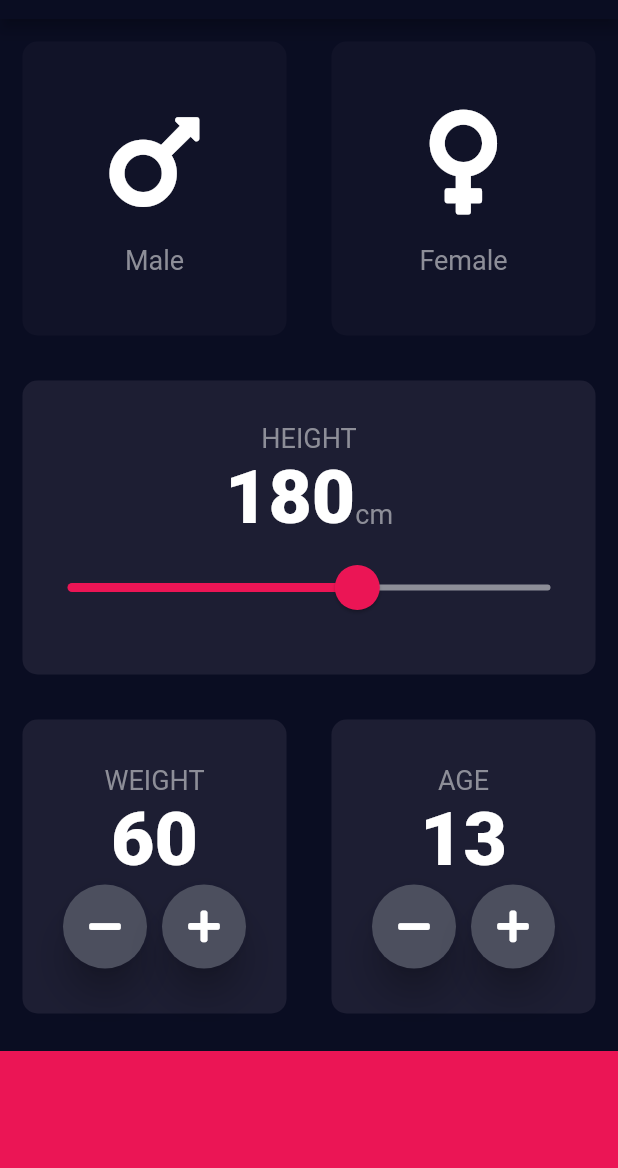
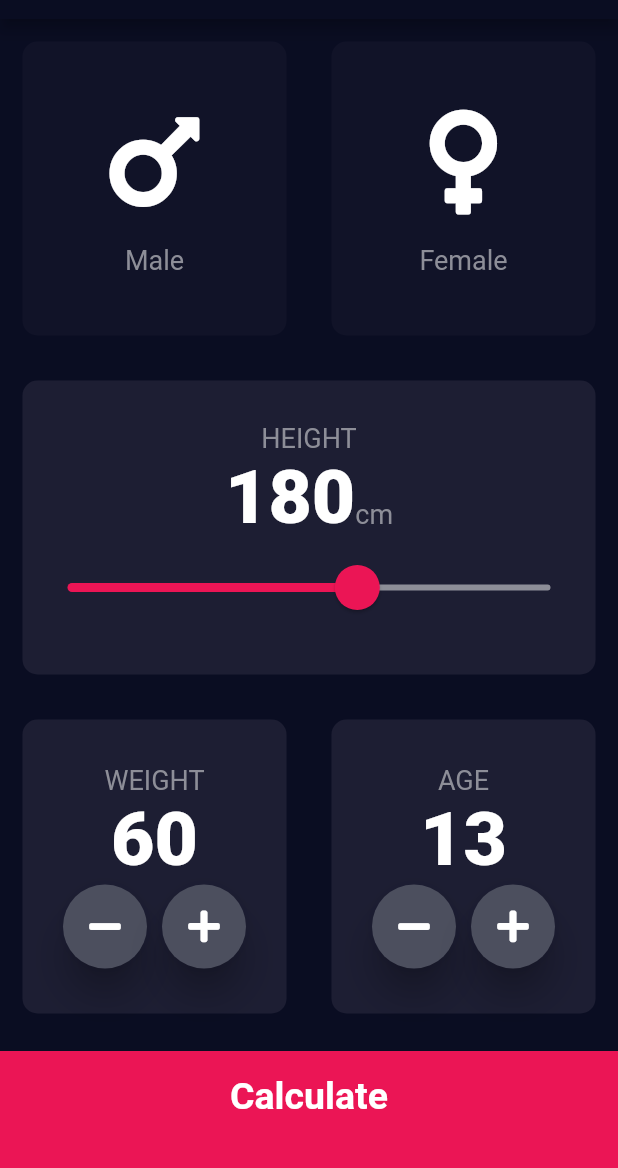
Before and after one commit to aravind-reghunadh/Bmi-calculator, a Flutter app: the screen it shows after launch, on a phone screen of 412 x 824 dp, the part 65-1233 px from its top. Run offline on Flutter 3.47's test engine with Material 2 defaults, Android fonts, the phone set to English and light mode, and no system bars; our stand-ins replace font_awesome_flutter.

Commit message:
added final page complted project

```diff
--- /dev/null
+++ b/lib/bottom_button.dart
@@ -0,0 +1,27 @@
+import 'package:flutter/material.dart';
+import 'constants.dart';
+
+class BottomButton extends StatelessWidget {
+  BottomButton({@required this.onTap, @required this.buttonTittle});
+  final Function onTap;
+  final String buttonTittle;
+  @override
+  Widget build(BuildContext context) {
+    return GestureDetector(
+      onTap: onTap,
+      child: Container(
+        child: Center(
+          child: Text(
+            buttonTittle,
+            style: kBottomButtonText,
+          ),
+        ),
+        color: kBottomContainerColour,
+        width: double.infinity,
+        margin: EdgeInsets.only(top: 10.0),
+        padding: EdgeInsets.only(bottom: 20.0),
+        height: kBottomContainerHeight,
+      ),
+    );
+  }
+}
--- a/lib/input_page.dart
+++ b/lib/input_page.dart
@@ -1,9 +1,12 @@
+import 'package:bmi_calculator/bmi_brain.dart';
 import 'package:flutter/material.dart';
 import 'package:font_awesome_flutter/font_awesome_flutter.dart';
 import 'reusable_card.dart';
 import 'icon_content.dart';
 import 'constants.dart';
 import 'result_page.dart';
+import 'bottom_button.dart';
+import 'round_icon_button.dart';
 
 enum Gender { male, female }
 
@@ -91,14 +94,14 @@ class _InputPageState extends State<InputPage> {
                   ),
                   SliderTheme(
                     data: SliderTheme.of(context).copyWith(
+                      inactiveTrackColor: Color(0xFF8D8E98),
                       activeTrackColor: Colors.white,
-                      inactiveTrackColor: Color(0xff8d8e98),
-                      thumbColor: Color(0xffeb1555),
-                      overlayColor: Color(0x26eb1555),
+                      thumbColor: Color(0xFFEB1555),
+                      overlayColor: Color(0x29EB1555),
                       thumbShape:
                           RoundSliderThumbShape(enabledThumbRadius: 15.0),
                       overlayShape:
-                          RoundSliderThumbShape(enabledThumbRadius: 30.0),
+                          RoundSliderOverlayShape(overlayRadius: 30.0),
                     ),
                     child: Slider(
                       value: height.toDouble(),
@@ -207,41 +210,22 @@ class _InputPageState extends State<InputPage> {
               ],
             ),
           ),
-          GestureDetector(
+          BottomButton(
             onTap: () {
+              CalculatorBrain cal =
+                  CalculatorBrain(height: height, weight: weight);
               Navigator.push(context, MaterialPageRoute(builder: (context) {
-                return ResultsPage();
+                return ResultsPage(
+                  resultNo: cal.calculateBmi(),
+                  resultText: cal.getText(),
+                  resultTip: cal.getTip(),
+                );
               }));
             },
-            child: Container(
-              color: kBottomContainerColour,
-              width: double.infinity,
-              margin: EdgeInsets.only(top: 10.0),
-              height: kBottomContainerHeight,
-            ),
+            buttonTittle: 'Calculate',
           ),
         ],
       ),
     );
   }
 }
-
-class RoundIconButton extends StatelessWidget {
-  RoundIconButton({this.icon, this.onPressed});
-  final IconData icon;
-  final Function onPressed;
-  @override
-  Widget build(BuildContext context) {
-    return RawMaterialButton(
-      onPressed: onPressed,
-      child: Icon(icon),
-      elevation: 10.0,
-      constraints: BoxConstraints.tightFor(
-        width: 56.0,
-        height: 56.0,
-      ),
-      shape: CircleBorder(),
-      fillColor: Color(0xff4c4f5e),
-    );
-  }
-}
--- /dev/null
+++ b/lib/round_icon_button.dart
@@ -0,0 +1,21 @@
+import 'package:flutter/material.dart';
+
+class RoundIconButton extends StatelessWidget {
+  RoundIconButton({this.icon, this.onPressed});
+  final IconData icon;
+  final Function onPressed;
+  @override
+  Widget build(BuildContext context) {
+    return RawMaterialButton(
+      onPressed: onPressed,
+      child: Icon(icon),
+      elevation: 10.0,
+      constraints: BoxConstraints.tightFor(
+        width: 56.0,
+        height: 56.0,
+      ),
+      shape: CircleBorder(),
+      fillColor: Color(0xff4c4f5e),
+    );
+  }
+}
```
Also changed, not shown: lib/bmi_brain.dart (added, +34 -0 lines), lib/constants.dart (+20 -0 lines), lib/result_page.dart (+58 -1 lines).
